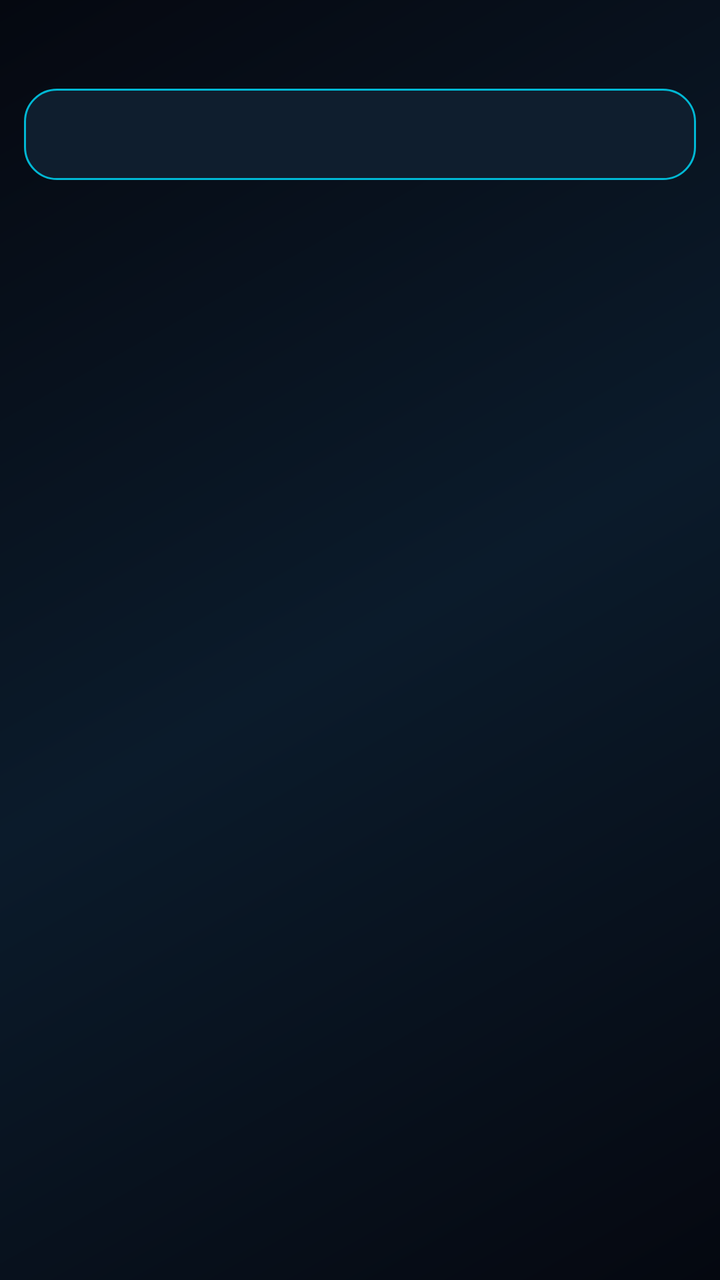
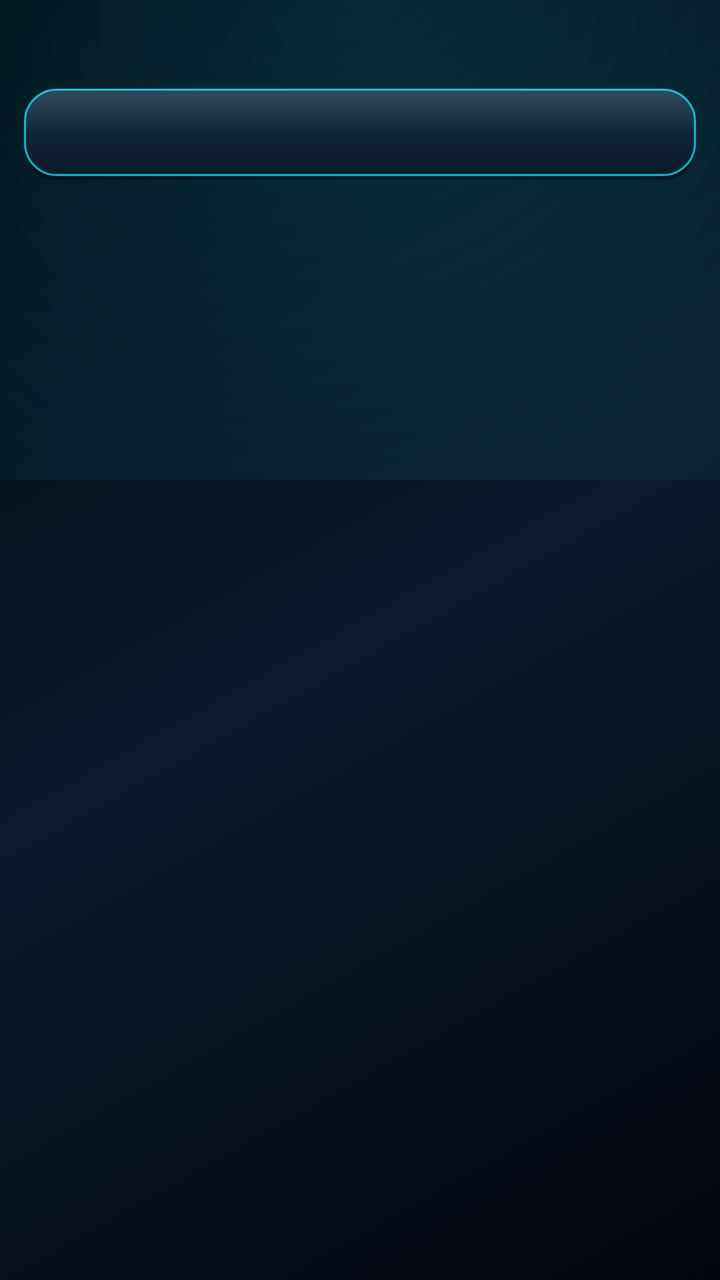

Screens rendered from an Android XML layout before and after an edit, with the pre-edit source and the edit as a unified diff.
<!-- AndroidManifest.xml: application theme AppTheme -->
<!-- res/layout/activity_list.xml -->
<?xml version="1.0" encoding="utf-8"?>
<LinearLayout xmlns:android="http://schemas.android.com/apk/res/android"
    android:layout_width="match_parent"
    android:layout_height="match_parent"
    android:orientation="vertical"
    android:padding="12dp">

    <TextView
        android:id="@+id/txtTitle"
        android:layout_width="match_parent"
        android:layout_height="wrap_content"
        android:gravity="center"
        android:textColor="@color/neon"
        android:textSize="18sp"
        android:letterSpacing="0.3"
        android:textStyle="bold"
        android:paddingBottom="8dp" />

    <EditText
        android:id="@+id/editSearch"
        android:layout_width="match_parent"
        android:layout_height="wrap_content"
        android:background="@drawable/panel_round"
        android:padding="12dp"
        android:inputType="text"
        android:textSize="16sp" />

    <ListView
        android:id="@+id/list"
        android:layout_width="match_parent"
        android:layout_height="match_parent"
        android:layout_marginTop="8dp"
        android:divider="@color/neon_dim"
        android:dividerHeight="0.5dp" />
</LinearLayout>
<!-- resources referenced by this layout -->
<resources>
  <color name="neon">#00E5FF</color>
  <color name="neon_dim">#00B8D4</color>
  <!-- drawable panel_round (drawable) -->
  <shape xmlns:android="http://schemas.android.com/apk/res/android">
      <solid android:color="@color/panel" />
      <corners android:radius="16dp" />
      <stroke android:width="1dp" android:color="@color/neon_dim" />
  </shape>
  <style name="AppTheme" parent="android:Theme.Material.NoActionBar">
          <item name="android:windowBackground">@drawable/bg_gradient</item>
          <item name="android:colorAccent">@color/neon</item>
          <item name="android:textColor">@color/text_main</item>
          <item name="android:textColorPrimary">@color/text_main</item>
          <item name="android:textColorSecondary">@color/text_dim</item>
          <item name="android:editTextColor">@color/text_main</item>
          <item name="android:textColorHint">@color/text_dim</item>
          <item name="android:statusBarColor">@color/bg_deep</item>
          <item name="android:navigationBarColor">@color/bg_deep</item>
      </style>
  <color name="panel">#0F1E2E</color>
  <!-- drawable bg_gradient (drawable) -->
  <shape xmlns:android="http://schemas.android.com/apk/res/android">
      <gradient
          android:startColor="@color/bg_deep"
          android:centerColor="@color/bg_mid"
          android:endColor="@color/bg_deep"
          android:angle="135" />
  </shape>
  <color name="text_main">#E6F7FF</color>
  <color name="text_dim">#7FB8CC</color>
  <color name="bg_deep">#050810</color>
  <color name="bg_mid">#0B1B2B</color>
</resources>

<!-- the commit's change to res/layout/activity_list.xml (unified diff, before → after) -->
@@ -6,14 +6,12 @@
     android:padding="12dp">
 
     <TextView
+        style="@style/NeonTitle"
         android:id="@+id/txtTitle"
         android:layout_width="match_parent"
         android:layout_height="wrap_content"
         android:gravity="center"
-        android:textColor="@color/neon"
         android:textSize="18sp"
-        android:letterSpacing="0.3"
-        android:textStyle="bold"
         android:paddingBottom="8dp" />
 
     <EditText
<!-- resource entries referenced after the edit -->
@@ -3,11 +3,40 @@
   <color name="neon">#00E5FF</color>
   <color name="neon_dim">#00B8D4</color>
   <!-- drawable panel_round (drawable) -->
-  <shape xmlns:android="http://schemas.android.com/apk/res/android">
-      <solid android:color="@color/panel" />
-      <corners android:radius="16dp" />
-      <stroke android:width="1dp" android:color="@color/neon_dim" />
-  </shape>
+  <?xml version="1.0" encoding="utf-8"?>
+  <layer-list xmlns:android="http://schemas.android.com/apk/res/android">
+      <item android:top="2dp">
+          <shape>
+              <solid android:color="#59000000" />
+              <corners android:radius="16dp" />
+          </shape>
+      </item>
+      <item android:bottom="2dp">
+          <shape>
+              <gradient android:angle="90"
+                  android:startColor="#0B1A28" android:endColor="#14324A" />
+              <corners android:radius="16dp" />
+              <stroke android:width="1dp" android:color="@color/neon_dim" />
+          </shape>
+      </item>
+      <item android:bottom="2dp">
+          <shape>
+              <gradient android:angle="270"
+                  android:startColor="#1FFFFFFF" android:centerColor="#00FFFFFF"
+                  android:endColor="#00FFFFFF" />
+              <corners android:radius="16dp" />
+          </shape>
+      </item>
+  </layer-list>
+  <style name="NeonTitle">
+          <item name="android:textColor">@color/neon</item>
+          <item name="android:textStyle">bold</item>
+          <item name="android:letterSpacing">0.4</item>
+          <item name="android:shadowColor">@color/neon</item>
+          <item name="android:shadowRadius">18</item>
+          <item name="android:shadowDx">0</item>
+          <item name="android:shadowDy">0</item>
+      </style>
   <style name="AppTheme" parent="android:Theme.Material.NoActionBar">
           <item name="android:windowBackground">@drawable/bg_gradient</item>
           <item name="android:colorAccent">@color/neon</item>
@@ -19,18 +48,32 @@
           <item name="android:statusBarColor">@color/bg_deep</item>
           <item name="android:navigationBarColor">@color/bg_deep</item>
       </style>
-  <color name="panel">#0F1E2E</color>
   <!-- drawable bg_gradient (drawable) -->
-  <shape xmlns:android="http://schemas.android.com/apk/res/android">
-      <gradient
-          android:startColor="@color/bg_deep"
-          android:centerColor="@color/bg_mid"
-          android:endColor="@color/bg_deep"
-          android:angle="135" />
-  </shape>
+  <?xml version="1.0" encoding="utf-8"?>
+  <layer-list xmlns:android="http://schemas.android.com/apk/res/android">
+      <item>
+          <shape>
+              <gradient
+                  android:startColor="#03050C"
+                  android:centerColor="#0B1B2B"
+                  android:endColor="#03050C"
+                  android:angle="135" />
+          </shape>
+      </item>
+      
+      <item android:bottom="400dp">
+          <shape>
+              <gradient
+                  android:type="radial"
+                  android:gradientRadius="420dp"
+                  android:centerX="0.5" android:centerY="0"
+                  android:startColor="#2600E5FF"
+                  android:endColor="#0000E5FF" />
+          </shape>
+      </item>
+  </layer-list>
   <color name="text_main">#E6F7FF</color>
   <color name="text_dim">#7FB8CC</color>
   <color name="bg_deep">#050810</color>
-  <color name="bg_mid">#0B1B2B</color>
 </resources>
 
